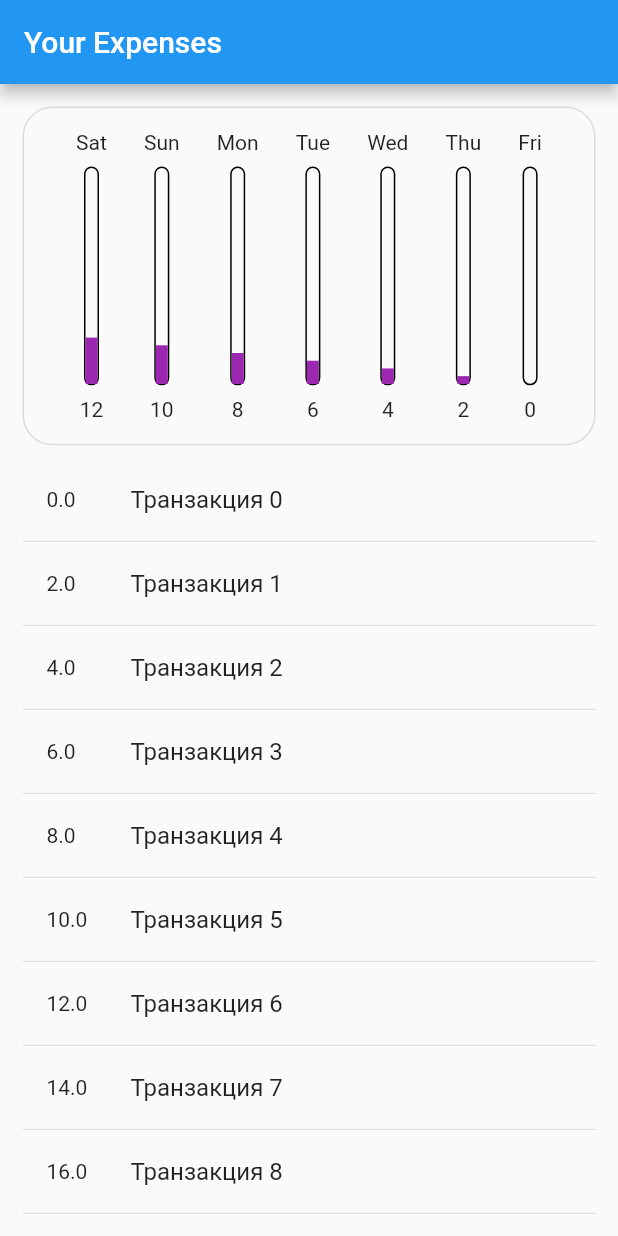
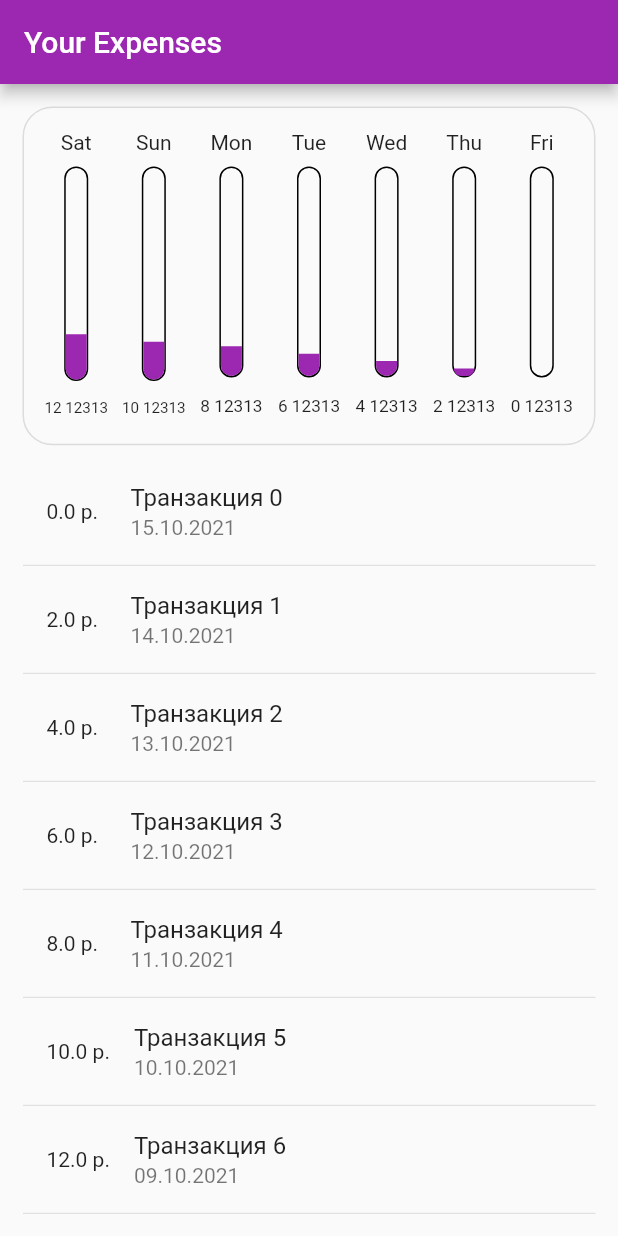
Before and after one commit to kardenvan7/MyExpensesPlanner, a Flutter app: the screen it shows after launch, on a phone screen of 412 x 824 dp. Run offline on Flutter 3.47's test engine with Material 2 defaults, Android fonts, the phone set to English and light mode, and no system bars; our stand-ins replace easy_localization, flutter_bloc.

Commit message:
Починил оверфлоу возле колонок, радиусы заполняющихся колонок, создал цветовую схему и тему

```diff
--- a/lib/main.dart
+++ b/lib/main.dart
@@ -27,6 +27,11 @@ class MyExpensesPlanner extends StatelessWidget {
       routes: {
         MainScreen.routeName: (BuildContext context) => MainScreen(),
       },
+      theme: ThemeData(
+        colorScheme: Theme.of(context).colorScheme.copyWith(
+              primary: Colors.purple,
+            ),
+      ),
     );
   }
 }
--- a/lib/routes/main/components/last_week_transactions.dart
+++ b/lib/routes/main/components/last_week_transactions.dart
@@ -31,6 +31,7 @@ class LastWeekTransactions extends StatelessWidget {
     final Size size = MediaQuery.of(context).size;
 
     return Container(
+        clipBehavior: Clip.hardEdge,
         width: size.width,
         height: size.height,
         padding: const EdgeInsets.symmetric(horizontal: 10, vertical: 15),
@@ -41,7 +42,8 @@ class LastWeekTransactions extends StatelessWidget {
           ),
         ),
         child: Row(
-          mainAxisAlignment: MainAxisAlignment.spaceEvenly,
+          mainAxisSize: MainAxisSize.min,
+          mainAxisAlignment: MainAxisAlignment.spaceBetween,
           children: List<Widget>.generate(
             7,
             (int index) {
@@ -85,15 +87,18 @@ class OneDayTransactionsColumn extends StatelessWidget {
   @override
   Widget build(BuildContext context) {
     return Container(
+      width: (MediaQuery.of(context).size.width - 15) / 8,
       child: Column(
         children: [
           Text(title),
           Expanded(
             child: Container(
-              width: 10,
+              alignment: Alignment.bottomCenter,
+              clipBehavior: Clip.hardEdge,
+              width: 16,
               margin: EdgeInsets.symmetric(vertical: 8),
               decoration: BoxDecoration(
-                borderRadius: BorderRadius.circular(5),
+                borderRadius: BorderRadius.circular(8),
                 border: Border.all(
                   color: Colors.black,
                 ),
@@ -102,14 +107,27 @@ class OneDayTransactionsColumn extends StatelessWidget {
                 alignment: Alignment.bottomCenter,
                 heightFactor: maxAmount != 0 ? amount / maxAmount : 0,
                 child: Container(
-                  decoration: const BoxDecoration(
-                    color: Colors.purple,
+                  decoration: BoxDecoration(
+                    color: Theme.of(context).colorScheme.primary,
+                    borderRadius: BorderRadius.only(
+                      bottomLeft: Radius.circular(8),
+                      bottomRight: Radius.circular(8),
+                    ),
                   ),
                 ),
               ),
             ),
           ),
-          Text('$amount'),
+          FittedBox(
+            fit: BoxFit.fill,
+            child: Padding(
+              padding: const EdgeInsets.all(5.0),
+              child: Text(
+                '$amount 12313',
+                softWrap: true,
+              ),
+            ),
+          ),
         ],
       ),
     );
--- a/lib/routes/main/components/transactions_list_item.dart
+++ b/lib/routes/main/components/transactions_list_item.dart
@@ -1,3 +1,4 @@
+import 'package:easy_localization/easy_localization.dart';
 import 'package:flutter/material.dart';
 import 'package:my_expenses_planner/models/transaction.dart';
 
@@ -13,10 +14,11 @@ class TransactionsListItem extends StatelessWidget {
       leading: Column(
         mainAxisAlignment: MainAxisAlignment.center,
         children: [
-          Text(transaction.amount.toString()),
+          Text('${transaction.amount} р.'),
         ],
       ),
       title: Text(transaction.title),
+      subtitle: Text(DateFormat('dd.MM.yyyy').format(transaction.date)),
     );
   }
 }
```
